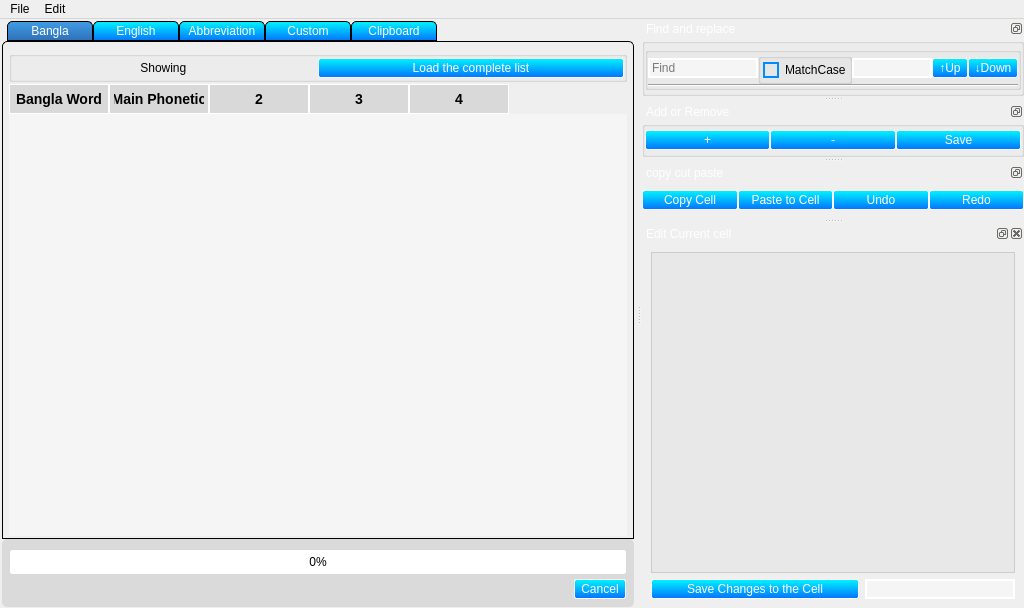
The window that Uis/WordManagerUi.ui (nabil-bot/Stable-Updates) describes before a commit, drawn with Qt 5.
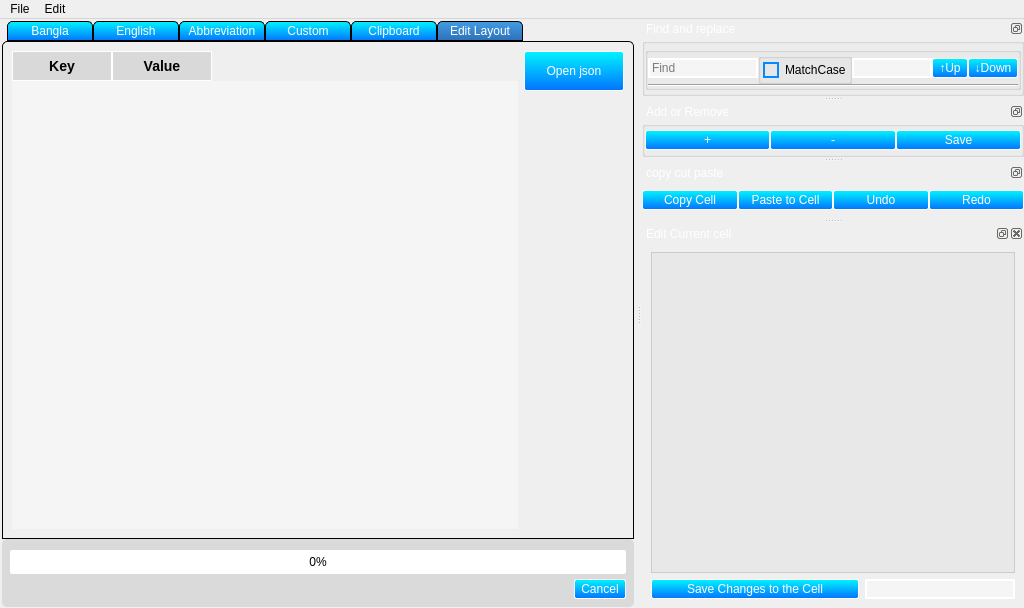
The same window after the commit. The open tabs and pages were chosen to show the change. Icons and pictures are not drawn.

What changed in the file:
```diff
--- a/Uis/WordManagerUi.ui
+++ b/Uis/WordManagerUi.ui
@@ -532,6 +532,53 @@
         </item>
        </layout>
       </widget>
+      <widget class="QWidget" name="tab_4">
+       <attribute name="title">
+        <string>Edit Layout</string>
+       </attribute>
+       <layout class="QGridLayout" name="gridLayout_6">
+        <item row="0" column="1">
+         <widget class="QPushButton" name="OpenJsonPushButton">
+          <property name="minimumSize">
+           <size>
+            <width>100</width>
+            <height>40</height>
+           </size>
+          </property>
+          <property name="text">
+           <string>Open json</string>
+          </property>
+         </widget>
+        </item>
+        <item row="1" column="1">
+         <spacer name="verticalSpacer">
+          <property name="orientation">
+           <enum>Qt::Vertical</enum>
+          </property>
+          <property name="sizeHint" stdset="0">
+           <size>
+            <width>20</width>
+            <height>40</height>
+           </size>
+          </property>
+         </spacer>
+        </item>
+        <item row="0" column="0" rowspan="2">
+         <widget class="QTableWidget" name="LayoutTable">
+          <column>
+           <property name="text">
+            <string>Key</string>
+           </property>
+          </column>
+          <column>
+           <property name="text">
+            <string>Value</string>
+           </property>
+          </column>
+         </widget>
+        </item>
+       </layout>
+      </widget>
      </widget>
     </item>
    </layout>
```
Left out of the diff: 3 changed lines with no effect on the pictures.
